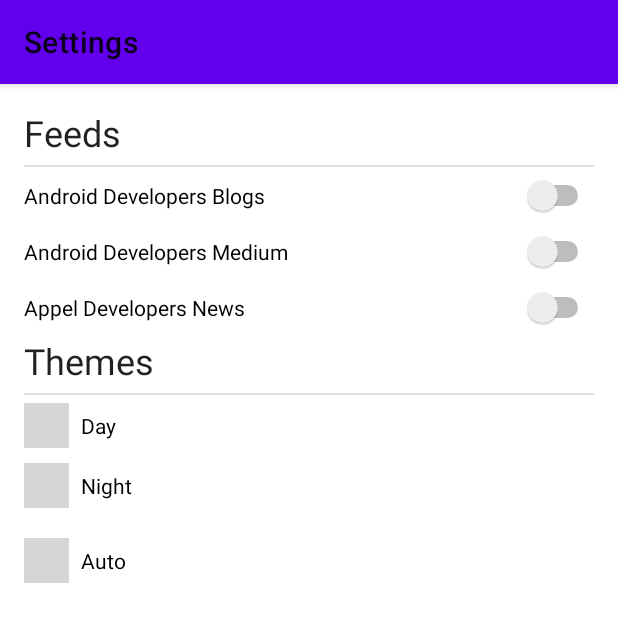
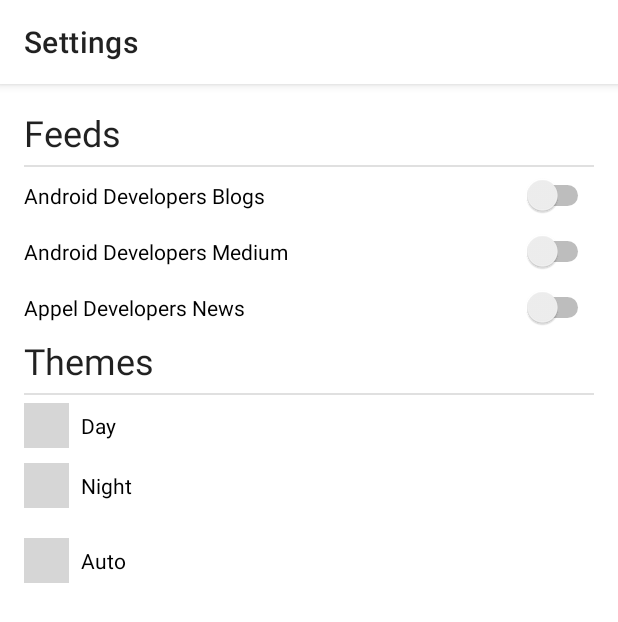
Before and after one commit to DanielMM161/RssReader, an Android app: the SettingsFragment screen opened through its navigation route, on a phone screen of 412 x 824 dp. Shown: the top 622 px of the screen. Run offline under Robolectric (Android 15) with nearby library versions, the phone set to English and light mode, and no system bars; our stand-ins replace Dagger/Hilt's generated code, Room's generated code, data binding, navigation-ui; pictures from the network do not load; 2 statements that could not run were skipped; grey boxes are pictures that could not be loaded.

```diff
--- a/app/src/main/java/com/dmm/rssreader/ui/fragments/BaseFragment.kt
+++ b/app/src/main/java/com/dmm/rssreader/ui/fragments/BaseFragment.kt
@@ -10,7 +10,7 @@ import androidx.viewbinding.ViewBinding
 import com.dmm.rssreader.ui.viewModel.MainViewModel
 import java.lang.IllegalArgumentException
 
-abstract class BaseFragment<VB: ViewBinding> (
+abstract class BaseFragment<VB : ViewBinding>(
 	private val bindingInflater: (inflater: LayoutInflater) -> VB
 ) : Fragment() {
 
@@ -28,7 +28,9 @@ abstract class BaseFragment<VB: ViewBinding> (
 	): View? {
 		_binding = bindingInflater.invoke(inflater)
 
-		if(_binding == null) { throw IllegalArgumentException("Binding null") }
+		if (_binding == null) {
+			throw IllegalArgumentException("Binding null")
+		}
 
 		setHasOptionsMenu()
 
--- a/app/src/main/java/com/dmm/rssreader/ui/fragments/HomeFragment.kt
+++ b/app/src/main/java/com/dmm/rssreader/ui/fragments/HomeFragment.kt
@@ -8,12 +8,8 @@ import androidx.recyclerview.widget.LinearLayoutManager
 import com.dmm.rssreader.R
 import com.dmm.rssreader.databinding.HomeFragmentBinding
 import com.dmm.rssreader.ui.adapters.FeedAdapter
-import com.dmm.rssreader.utils.Constants.DATE_PATTERN_OUTPUT
 import com.dmm.rssreader.utils.Resource
 import kotlinx.coroutines.launch
-import java.time.LocalDate
-import java.time.format.DateTimeFormatter
-
 
 class HomeFragment : BaseFragment<HomeFragmentBinding>(
 	HomeFragmentBinding::inflate
--- a/app/src/main/java/com/dmm/rssreader/ui/fragments/ReadLaterFragment.kt
+++ b/app/src/main/java/com/dmm/rssreader/ui/fragments/ReadLaterFragment.kt
@@ -9,9 +9,7 @@ import androidx.recyclerview.widget.RecyclerView
 import com.dmm.rssreader.R
 import com.dmm.rssreader.databinding.ReadLaterFragmentBinding
 import com.dmm.rssreader.ui.adapters.FeedAdapter
-import com.google.android.material.bottomnavigation.BottomNavigationView
 import com.google.android.material.snackbar.Snackbar
-import kotlinx.coroutines.flow.collectLatest
 import kotlinx.coroutines.launch
 
 class ReadLaterFragment : BaseFragment<ReadLaterFragmentBinding>(
--- a/app/src/main/res/layout/feed_description_fragment.xml
+++ b/app/src/main/res/layout/feed_description_fragment.xml
@@ -1,7 +1,7 @@
 <?xml version="1.0" encoding="utf-8"?>
-<layout xmlns:tools="http://schemas.android.com/tools"
+<layout xmlns:android="http://schemas.android.com/apk/res/android"
   xmlns:app="http://schemas.android.com/apk/res-auto"
-  xmlns:android="http://schemas.android.com/apk/res/android">
+  xmlns:tools="http://schemas.android.com/tools">
 
   <androidx.constraintlayout.widget.ConstraintLayout
     android:layout_width="match_parent"
--- a/app/src/main/res/layout/read_later_fragment.xml
+++ b/app/src/main/res/layout/read_later_fragment.xml
@@ -14,9 +14,9 @@
       android:id="@+id/rv_read_later"
       android:layout_width="match_parent"
       android:layout_height="wrap_content"
+      app:layout_constraintEnd_toEndOf="parent"
       app:layout_constraintStart_toStartOf="parent"
-      app:layout_constraintEnd_toEndOf="parent"
-      app:layout_constraintTop_toTopOf="parent"/>
+      app:layout_constraintTop_toTopOf="parent" />
 
   </androidx.constraintlayout.widget.ConstraintLayout>
 
--- a/app/src/main/res/layout/settings_fragment.xml
+++ b/app/src/main/res/layout/settings_fragment.xml
@@ -34,11 +34,11 @@
       android:id="@+id/layout_feeds"
       android:layout_width="match_parent"
       android:layout_height="wrap_content"
+      android:layout_marginTop="5dp"
+      app:layout_constraintBottom_toTopOf="@+id/text_theme"
+      app:layout_constraintEnd_toEndOf="parent"
       app:layout_constraintStart_toStartOf="parent"
-      app:layout_constraintEnd_toEndOf="parent"
-      app:layout_constraintTop_toBottomOf="@+id/divider_feeds"
-      app:layout_constraintBottom_toTopOf="@+id/text_theme"
-      android:layout_marginTop="5dp">
+      app:layout_constraintTop_toBottomOf="@+id/divider_feeds">
 
       <Switch
         android:id="@+id/switch_blogs"
--- a/app/src/main/res/menu/feed_description_saved_menu.xml
+++ b/app/src/main/res/menu/feed_description_saved_menu.xml
@@ -4,9 +4,8 @@
   <item
     android:id="@+id/saved_fill"
     android:icon="@drawable/bookmark_add_fill"
-    android:title="Saved"
-    app:iconTint="@color/black"
-    app:showAsAction="ifRoom|collapseActionView"/>
+    android:title="@string/title_saved_fill"
+    app:iconTint="@color/selected_true" app:showAsAction="ifRoom|collapseActionView"/>
 
   <item
     android:id="@+id/share"
--- a/app/src/main/res/values-night/themes.xml
+++ b/app/src/main/res/values-night/themes.xml
@@ -9,8 +9,9 @@
     <item name="colorSecondary">@color/teal_200</item>
     <item name="colorSecondaryVariant">@color/teal_200</item>
     <item name="colorOnSecondary">@color/black</item>
-    <!-- Status bar color. -->
-    <item name="android:statusBarColor" tools:targetApi="l">?attr/colorPrimaryVariant</item>
+
+
+
     <!-- Customize your theme here. -->
   </style>
 </resources>
--- a/app/src/main/res/values/colors.xml
+++ b/app/src/main/res/values/colors.xml
@@ -7,6 +7,7 @@
   <color name="teal_700">#FF018786</color>
   <color name="black">#FF000000</color>
   <color name="white">#FFFFFFFF</color>
+  <color name="light_gray">#DCDCDC</color>
   <color name="selected_false">#FF000000</color>
   <color name="selected_true">#3E71D8</color>
 </resources>
--- a/app/src/main/res/values/strings.xml
+++ b/app/src/main/res/values/strings.xml
@@ -25,4 +25,7 @@
   <string name="undo">Undo</string>
   <!--  ReadLater Fragment-->
   <string name="title_settings_fragment">Settings</string>
+  <!-- Item Icon Title -->
+  <string name="title_saved">Saved</string>
+  <string name="title_saved_fill">Saved Fill</string>
 </resources>
--- a/app/src/main/res/values/themes.xml
+++ b/app/src/main/res/values/themes.xml
@@ -2,15 +2,17 @@
   <!-- Base application theme. -->
   <style name="Theme.RssReader" parent="Theme.MaterialComponents.Light.NoActionBar">
     <!-- Primary brand color. -->
-    <item name="colorPrimary">@color/purple_500</item>
+    <item name="colorPrimary">@color/white</item>
     <item name="colorPrimaryVariant">@color/purple_700</item>
     <item name="colorOnPrimary">@color/white</item>
     <!-- Secondary brand color. -->
     <item name="colorSecondary">@color/teal_200</item>
     <item name="colorSecondaryVariant">@color/teal_700</item>
     <item name="colorOnSecondary">@color/black</item>
+
     <!-- Status bar color. -->
-    <item name="android:statusBarColor" tools:targetApi="l">?attr/colorPrimaryVariant</item>
+    <item name="colorPrimaryDark" tools:targetApi="23">@color/light_gray</item>
+    <item name="android:windowLightStatusBar" tools:targetApi="23">true</item>
     <!-- Customize your theme here. -->
   </style>
 </resources>
```
Also changed, not shown: app/src/main/java/com/dmm/rssreader/ui/fragments/FeedDescriptionFragment.kt (+12 -16 lines), app/src/main/java/com/dmm/rssreader/ui/fragments/SettingsFragment.kt (+32 -15 lines), app/src/main/res/layout/home_fragment.xml (+4 -4 lines), app/src/main/res/layout/item_feed.xml (+11 -10 lines), app/src/main/res/menu/feed_description_menu.xml (+4 -4 lines).
